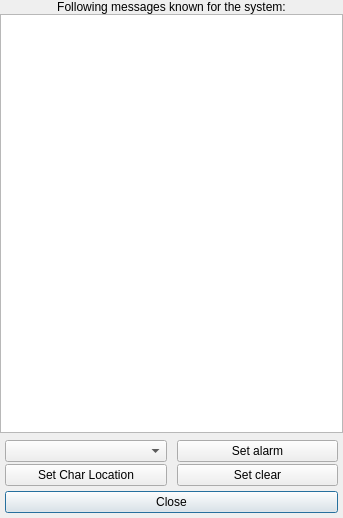
The window that src/vi/ui/SystemChat.ui (Xanthos-Code/vintel) describes before a commit, drawn with Qt 5.
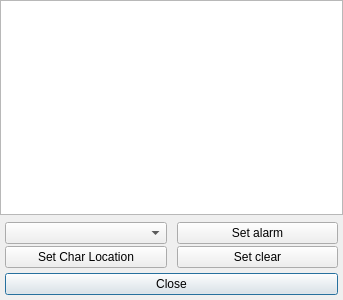
The same window after the commit.

Commit message: System chat window is smaller by default

```diff
--- a/src/vi/ui/SystemChat.ui
+++ b/src/vi/ui/SystemChat.ui
@@ -10,7 +10,7 @@
     <x>0</x>
     <y>0</y>
     <width>343</width>
-    <height>518</height>
+    <height>300</height>
    </rect>
   </property>
   <property name="minimumSize">
@@ -43,16 +43,6 @@
    </property>
    <item row="0" column="0">
     <layout class="QVBoxLayout" name="verticalLayout">
-     <item>
-      <widget class="QLabel" name="infoLabel">
-       <property name="text">
-        <string>Following messages known for the system:</string>
-       </property>
-       <property name="alignment">
-        <set>Qt::AlignCenter</set>
-       </property>
-      </widget>
-     </item>
      <item>
       <widget class="QListWidget" name="chat"/>
      </item>
```
